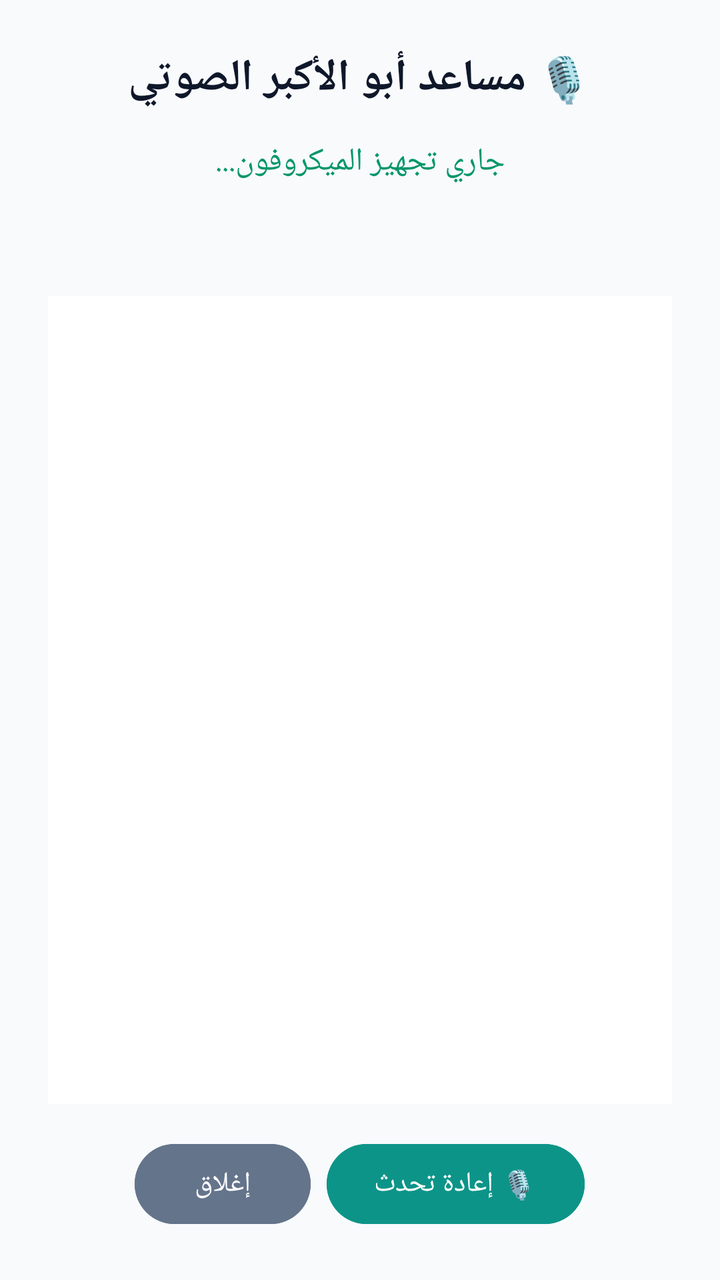
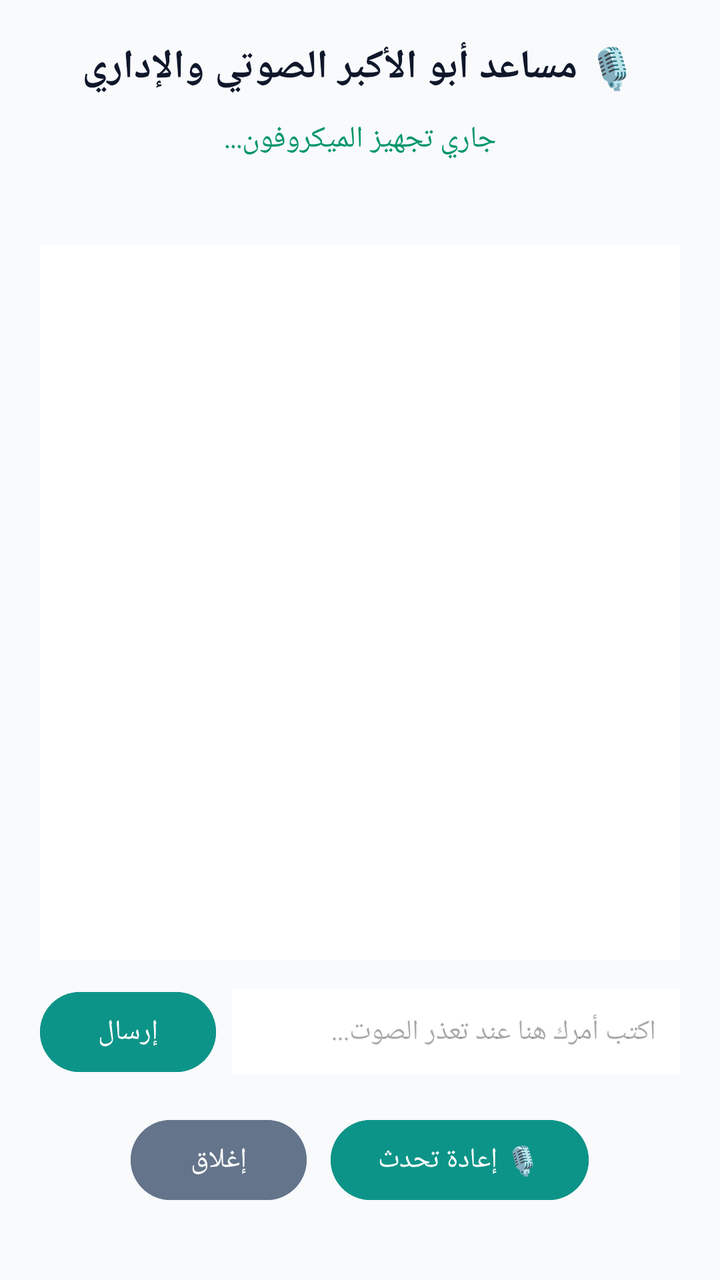

Screens rendered from an Android XML layout before and after an edit, with the pre-edit source and the edit as a unified diff.
<!-- AndroidManifest.xml: activity theme Theme.Material3.DayNight.NoActionBar -->
<!-- res/layout/activity_voice_assistant.xml -->
<?xml version="1.0" encoding="utf-8"?>
<LinearLayout xmlns:android="http://schemas.android.com/apk/res/android"
    android:layout_width="match_parent"
    android:layout_height="match_parent"
    android:orientation="vertical"
    android:padding="24dp"
    android:gravity="center_horizontal"
    android:background="#F8FAFC"
    android:layoutDirection="rtl">

    <TextView
        android:id="@+id/tvTitle"
        android:layout_width="wrap_content"
        android:layout_height="wrap_content"
        android:text="🎙️ مساعد أبو الأكبر الصوتي"
        android:textSize="22sp"
        android:textStyle="bold"
        android:textColor="#0F172A"
        android:layout_marginBottom="16dp" />

    <TextView
        android:id="@+id/tvStatus"
        android:layout_width="match_parent"
        android:layout_height="wrap_content"
        android:text="جاري تجهيز الميكروفون..."
        android:textSize="16sp"
        android:textColor="#059669"
        android:gravity="center"
        android:layout_marginBottom="16dp" />

    <ProgressBar
        android:id="@+id/progressBar"
        android:layout_width="wrap_content"
        android:layout_height="wrap_content"
        android:visibility="gone"
        android:layout_marginBottom="16dp" />

    <TextView
        android:id="@+id/tvTranscript"
        android:layout_width="match_parent"
        android:layout_height="wrap_content"
        android:textSize="18sp"
        android:textStyle="bold"
        android:textColor="#1E293B"
        android:gravity="center"
        android:layout_marginBottom="16dp" />

    <ScrollView
        android:layout_width="match_parent"
        android:layout_height="0dp"
        android:layout_weight="1"
        android:background="#FFFFFF"
        android:padding="16dp">

        <TextView
            android:id="@+id/tvResponse"
            android:layout_width="match_parent"
            android:layout_height="wrap_content"
            android:textSize="16sp"
            android:textColor="#334155"
            android:lineSpacingExtra="4dp" />
    </ScrollView>

    <LinearLayout
        android:layout_width="match_parent"
        android:layout_height="wrap_content"
        android:orientation="horizontal"
        android:gravity="center"
        android:layout_marginTop="16dp">

        <Button
            android:id="@+id/btnRetryMic"
            android:layout_width="wrap_content"
            android:layout_height="wrap_content"
            android:text="🎙️ إعادة تحدث"
            android:backgroundTint="#0D9488"
            android:textColor="#FFFFFF"
            android:layout_marginEnd="8dp" />

        <Button
            android:id="@+id/btnClose"
            android:layout_width="wrap_content"
            android:layout_height="wrap_content"
            android:text="إغلاق"
            android:backgroundTint="#64748B"
            android:textColor="#FFFFFF" />
    </LinearLayout>

</LinearLayout>
<!-- resources referenced by this layout -->
<resources>

</resources>

<!-- the commit's change to res/layout/activity_voice_assistant.xml (unified diff, before → after) -->
@@ -3,7 +3,8 @@
     android:layout_width="match_parent"
     android:layout_height="match_parent"
     android:orientation="vertical"
-    android:padding="24dp"
+    android:padding="20dp"
+    android:paddingBottom="40dp"
     android:gravity="center_horizontal"
     android:background="#F8FAFC"
     android:layoutDirection="rtl">
@@ -12,61 +13,90 @@
         android:id="@+id/tvTitle"
         android:layout_width="wrap_content"
         android:layout_height="wrap_content"
-        android:text="🎙️ مساعد أبو الأكبر الصوتي"
-        android:textSize="22sp"
+        android:text="🎙️ مساعد أبو الأكبر الصوتي والإداري"
+        android:textSize="20sp"
         android:textStyle="bold"
         android:textColor="#0F172A"
-        android:layout_marginBottom="16dp" />
+        android:layout_marginBottom="12dp" />
 
     <TextView
         android:id="@+id/tvStatus"
         android:layout_width="match_parent"
         android:layout_height="wrap_content"
         android:text="جاري تجهيز الميكروفون..."
-        android:textSize="16sp"
+        android:textSize="15sp"
         android:textColor="#059669"
         android:gravity="center"
-        android:layout_marginBottom="16dp" />
+        android:layout_marginBottom="10dp" />
 
     <ProgressBar
         android:id="@+id/progressBar"
         android:layout_width="wrap_content"
         android:layout_height="wrap_content"
         android:visibility="gone"
-        android:layout_marginBottom="16dp" />
+        android:layout_marginBottom="10dp" />
 
     <TextView
         android:id="@+id/tvTranscript"
         android:layout_width="match_parent"
         android:layout_height="wrap_content"
-        android:textSize="18sp"
+        android:textSize="17sp"
         android:textStyle="bold"
         android:textColor="#1E293B"
         android:gravity="center"
-        android:layout_marginBottom="16dp" />
+        android:layout_marginBottom="10dp" />
 
     <ScrollView
         android:layout_width="match_parent"
         android:layout_height="0dp"
         android:layout_weight="1"
         android:background="#FFFFFF"
-        android:padding="16dp">
+        android:padding="12dp"
+        android:layout_marginBottom="12dp">
 
         <TextView
             android:id="@+id/tvResponse"
             android:layout_width="match_parent"
             android:layout_height="wrap_content"
-            android:textSize="16sp"
+            android:textSize="15sp"
             android:textColor="#334155"
             android:lineSpacingExtra="4dp" />
     </ScrollView>
+
+    
+    <LinearLayout
+        android:layout_width="match_parent"
+        android:layout_height="wrap_content"
+        android:orientation="horizontal"
+        android:layout_marginBottom="16dp">
+
+        <EditText
+            android:id="@+id/etCommandInput"
+            android:layout_width="0dp"
+            android:layout_height="wrap_content"
+            android:layout_weight="1"
+            android:hint="اكتب أمرك هنا عند تعذر الصوت..."
+            android:textSize="14sp"
+            android:padding="12dp"
+            android:background="#FFFFFF"
+            android:textColor="#0F172A"
+            android:layout_marginEnd="8dp" />
+
+        <Button
+            android:id="@+id/btnSendText"
+            android:layout_width="wrap_content"
+            android:layout_height="wrap_content"
+            android:text="إرسال"
+            android:backgroundTint="#0D9488"
+            android:textColor="#FFFFFF" />
+    </LinearLayout>
 
     <LinearLayout
         android:layout_width="match_parent"
         android:layout_height="wrap_content"
         android:orientation="horizontal"
         android:gravity="center"
-        android:layout_marginTop="16dp">
+        android:layout_marginBottom="16dp">
 
         <Button
             android:id="@+id/btnRetryMic"
@@ -75,7 +105,7 @@
             android:text="🎙️ إعادة تحدث"
             android:backgroundTint="#0D9488"
             android:textColor="#FFFFFF"
-            android:layout_marginEnd="8dp" />
+            android:layout_marginEnd="12dp" />
 
         <Button
             android:id="@+id/btnClose"
